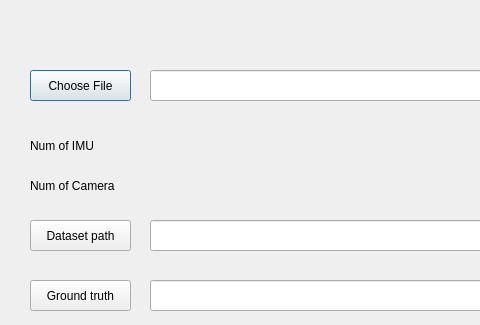
This is Engine/AG-Mapping/ui/qconfigdialog.ui in lacie-life/SemanticMapping as Qt 5 draws it before an edit; both pictures show x 0 to 480 and y 0 to 325 of the 640 by 480 pixel window. The edited form follows.
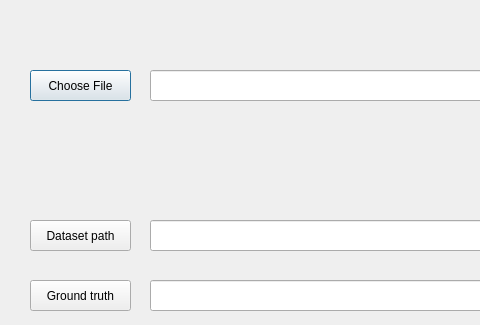
This is the edited form.

Patch:
```diff
--- a/Engine/AG-Mapping/ui/qconfigdialog.ui
+++ b/Engine/AG-Mapping/ui/qconfigdialog.ui
@@ -36,32 +36,6 @@
     </rect>
    </property>
   </widget>
-  <widget class="QLabel" name="imu_label">
-   <property name="geometry">
-    <rect>
-     <x>30</x>
-     <y>130</y>
-     <width>111</width>
-     <height>31</height>
-    </rect>
-   </property>
-   <property name="text">
-    <string>Num of IMU</string>
-   </property>
-  </widget>
-  <widget class="QLabel" name="camera_label">
-   <property name="geometry">
-    <rect>
-     <x>30</x>
-     <y>170</y>
-     <width>111</width>
-     <height>31</height>
-    </rect>
-   </property>
-   <property name="text">
-    <string>Num of Camera</string>
-   </property>
-  </widget>
   <widget class="QLabel" name="imu_Num">
    <property name="geometry">
     <rect>
```
